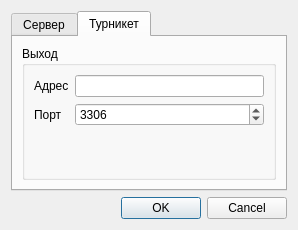
Old version of the form Client/dialogs/SettingsDialog.ui in the repository Baxulio/Attraction.
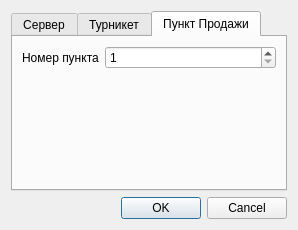
New version of the form.

The edit to the form file:
```diff
--- a/Client/dialogs/SettingsDialog.ui
+++ b/Client/dialogs/SettingsDialog.ui
@@ -23,7 +23,7 @@
       <enum>QTabWidget::Rounded</enum>
      </property>
      <property name="currentIndex">
-      <number>1</number>
+      <number>2</number>
      </property>
      <widget class="QWidget" name="server_tab">
       <attribute name="title">
@@ -186,6 +186,39 @@
        </item>
       </layout>
      </widget>
+     <widget class="QWidget" name="tab_2">
+      <attribute name="title">
+       <string>Пункт Продажи</string>
+      </attribute>
+      <layout class="QFormLayout" name="formLayout_3">
+       <item row="0" column="0">
+        <widget class="QLabel" name="label_7">
+         <property name="text">
+          <string>Номер пункта</string>
+         </property>
+         <property name="buddy">
+          <cstring>server_port_spin_box</cstring>
+         </property>
+        </widget>
+       </item>
+       <item row="0" column="1">
+        <widget class="QSpinBox" name="selling_ponit_edit">
+         <property name="minimum">
+          <number>1</number>
+         </property>
+         <property name="maximum">
+          <number>99</number>
+         </property>
+         <property name="singleStep">
+          <number>1</number>
+         </property>
+         <property name="value">
+          <number>1</number>
+         </property>
+        </widget>
+       </item>
+      </layout>
+     </widget>
     </widget>
    </item>
    <item>
```
